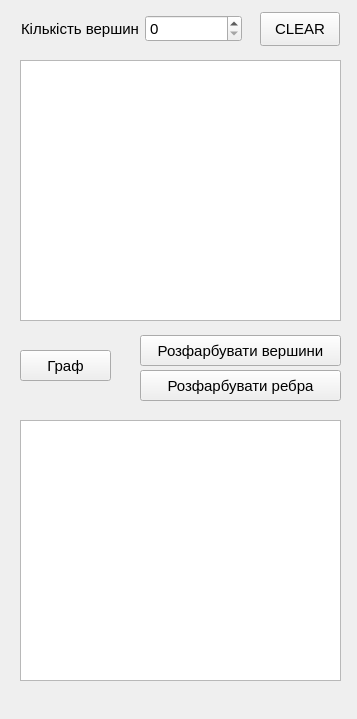
Gnomepman/Graph-coloring, file mainwindow.ui: the form before one commit.
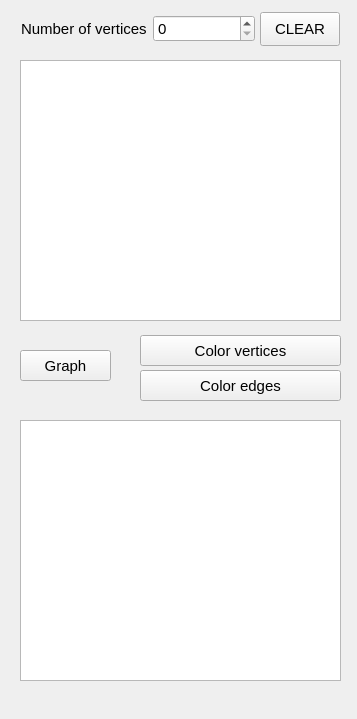
The form after the commit.

```diff
--- a/mainwindow.ui
+++ b/mainwindow.ui
@@ -70,7 +70,7 @@
      </font>
     </property>
     <property name="text">
-     <string>Граф</string>
+     <string>Graph</string>
     </property>
    </widget>
    <widget class="QGraphicsView" name="graphicsView">
@@ -88,7 +88,7 @@
      <rect>
       <x>21</x>
       <y>11</y>
-      <width>221</width>
+      <width>234</width>
       <height>36</height>
      </rect>
     </property>
@@ -102,7 +102,7 @@
         </font>
        </property>
        <property name="text">
-        <string>Кількість вершин</string>
+        <string>Number of vertices</string>
        </property>
       </widget>
      </item>
@@ -153,7 +153,7 @@
      </font>
     </property>
     <property name="text">
-     <string>Розфарбувати вершини</string>
+     <string>Color vertices</string>
     </property>
    </widget>
    <widget class="QPushButton" name="pushButton_5">
@@ -172,7 +172,7 @@
      </font>
     </property>
     <property name="text">
-     <string>Розфарбувати ребра</string>
+     <string>Color edges</string>
     </property>
    </widget>
   </widget>
```
